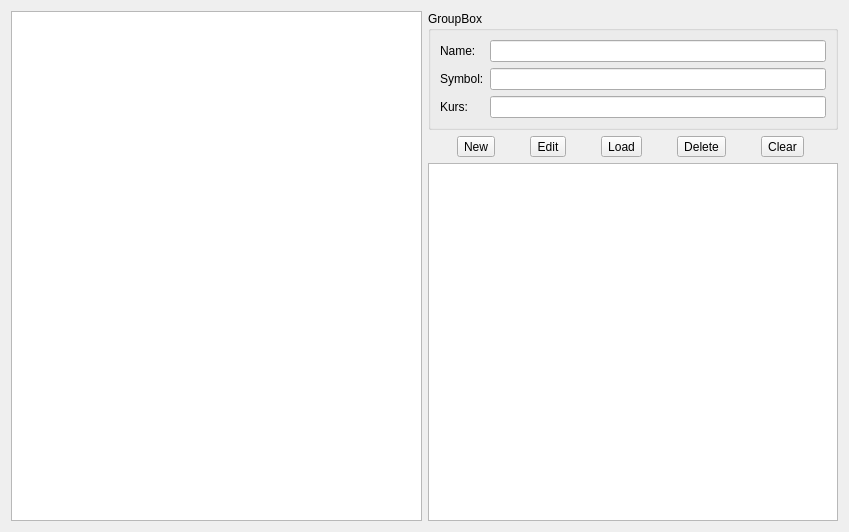
sergey196510/mycash, file listcurrency.ui: the form before one commit.
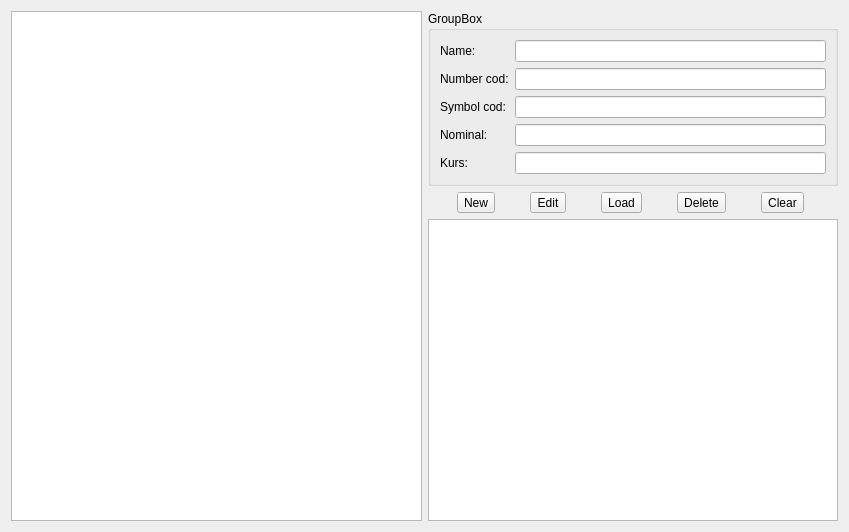
The form after the commit. Custom widgets are drawn as their Qt base class.

Diff of the .ui file:
```diff
--- a/listcurrency.ui
+++ b/listcurrency.ui
@@ -37,26 +37,46 @@
           <item row="0" column="2">
            <widget class="QLineEdit" name="nameEdit"/>
           </item>
-          <item row="2" column="1">
+          <item row="4" column="1">
            <widget class="QLabel" name="label_3">
             <property name="text">
              <string>Kurs:</string>
             </property>
            </widget>
           </item>
-          <item row="2" column="2">
+          <item row="4" column="2">
            <widget class="currencyEdit" name="kursEdit"/>
           </item>
-          <item row="1" column="2">
+          <item row="2" column="2">
            <widget class="QLineEdit" name="symbolEdit"/>
           </item>
-          <item row="1" column="1">
+          <item row="2" column="1">
            <widget class="QLabel" name="label_2">
             <property name="text">
-             <string>Symbol:</string>
+             <string>Symbol cod:</string>
             </property>
            </widget>
           </item>
+          <item row="1" column="1">
+           <widget class="QLabel" name="label_4">
+            <property name="text">
+             <string>Number cod:</string>
+            </property>
+           </widget>
+          </item>
+          <item row="1" column="2">
+           <widget class="QLineEdit" name="numberEdit"/>
+          </item>
+          <item row="3" column="1">
+           <widget class="QLabel" name="label_5">
+            <property name="text">
+             <string>Nominal:</string>
+            </property>
+           </widget>
+          </item>
+          <item row="3" column="2">
+           <widget class="QLineEdit" name="nominalEdit"/>
+          </item>
          </layout>
         </item>
        </layout>
```
